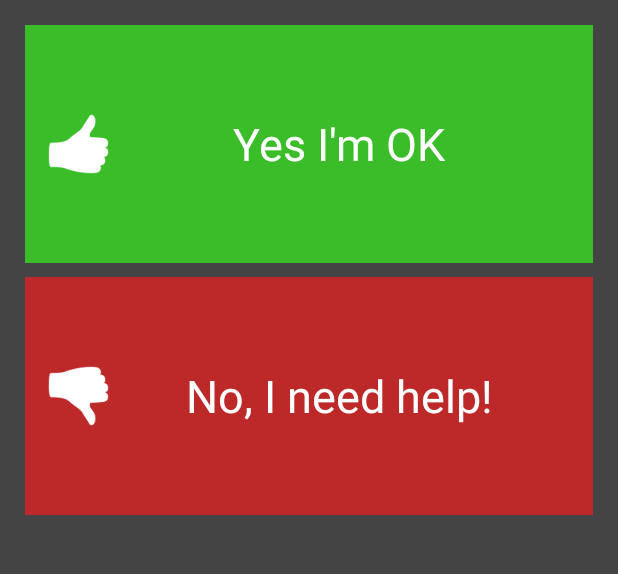
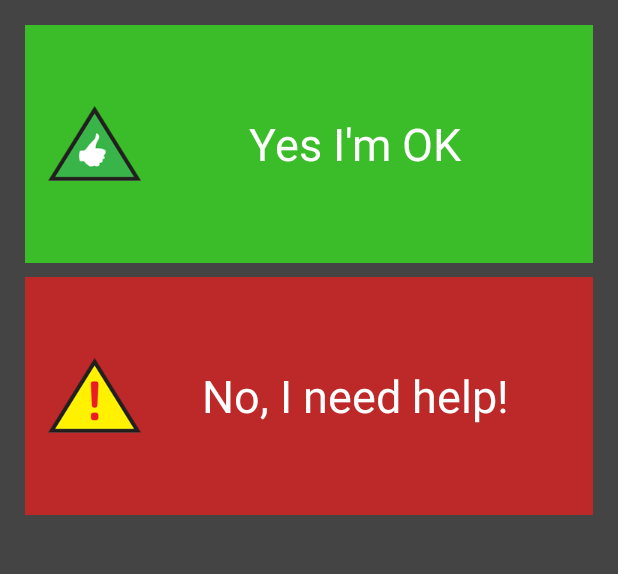
Before and after one commit to cryonics-institute/check-in-legacy, an Android app: the AlarmActivity screen opened directly, with no data from a screen before it, on a phone screen of 412 x 824 dp, the part 100-674 px from its top. Run offline under Robolectric (Android 15) with nearby library versions, the phone set to English and light mode, and no system bars; libraries missing offline, so code that uses them is left out: com.crashlytics.android, io.fabric.sdk; pictures from the network do not load.

Commit message:
Replaced alarm icons

```diff
--- a/src/main/res/layout/alarm_activity.xml
+++ b/src/main/res/layout/alarm_activity.xml
@@ -30,7 +30,7 @@
         android:shadowDy="2"
         android:layout_marginBottom="8dp"
         android:background="@drawable/button_green"
-        android:drawableLeft="@drawable/thumbs_up_white"
+        android:drawableLeft="@drawable/ic_thumbs_up"
         />
     <Button
         android:id="@+id/noButton"
@@ -45,6 +45,6 @@
         android:shadowDx="2"
         android:shadowDy="2"
         android:background="@drawable/button_red"
-        android:drawableLeft="@drawable/thumbs_down_white"
+        android:drawableLeft="@drawable/ic_warning"
         />
 </LinearLayout>
```
